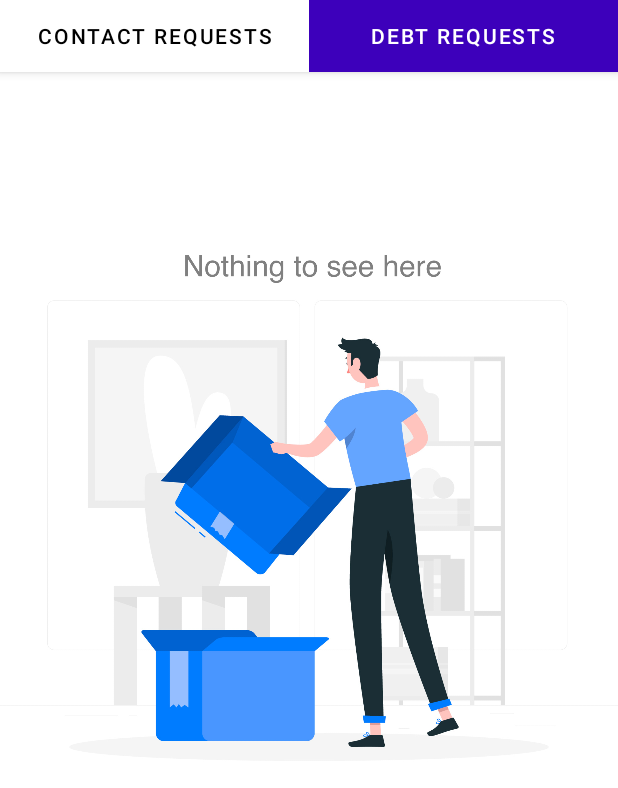
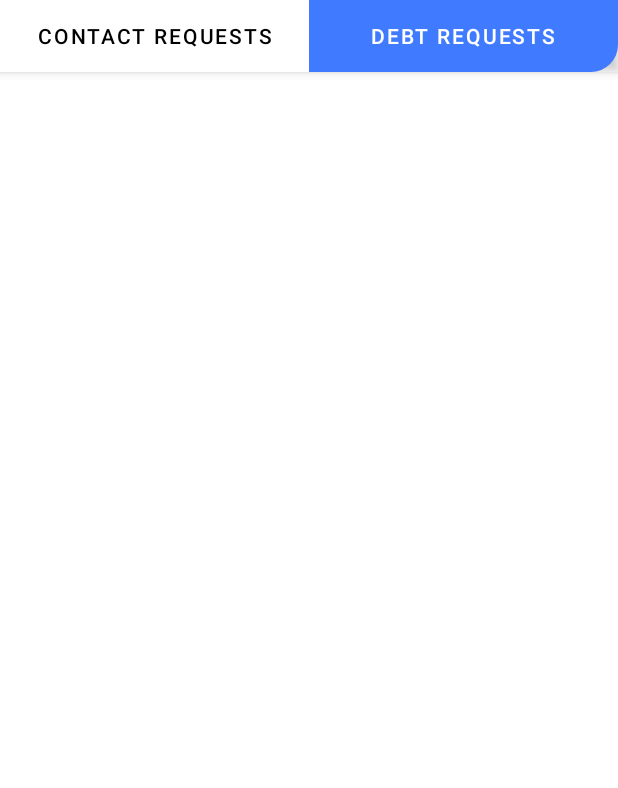
Before and after one commit to FatiGurqiti/Neutro, an Android app: the ContactRequests screen opened directly, with no data from a screen before it, on a phone screen of 412 x 824 dp. Shown: the top 788 px of the screen. Run offline under Robolectric (Android 15) with nearby library versions, the phone set to English and light mode, and no system bars; our stand-ins replace Firebase (no records; nobody signed in at launch, a user with empty details on screens opened directly).

Commit message:
Fix showing empty background on requests

```diff
--- a/app/src/main/res/layout/activity_notifications.xml
+++ b/app/src/main/res/layout/activity_notifications.xml
@@ -9,13 +9,15 @@
     <com.google.android.material.appbar.AppBarLayout
         android:layout_width="match_parent"
         android:layout_height="wrap_content"
-        android:theme="@style/Theme.OdeVersion2.AppBarOverlay">
+        android:theme="@style/Theme.OdeVersion2.AppBarOverlay"
+        android:background="@android:color/transparent"
+        >
 
         <com.google.android.material.tabs.TabLayout
             android:id="@+id/tabs"
             android:layout_width="match_parent"
             android:layout_height="wrap_content"
-            android:background="#3D00BB"
+            android:background="@drawable/tab_background"
             app:tabGravity="fill"
             app:tabIndicatorColor="@color/white"
             app:tabIndicatorGravity="stretch"
--- a/app/src/main/res/layout/contact_requests_fragment.xml
+++ b/app/src/main/res/layout/contact_requests_fragment.xml
@@ -10,6 +10,7 @@
         android:layout_width="match_parent"
         android:layout_height="match_parent"
         android:src="@drawable/nothing"
+        android:visibility="invisible"
         android:layout_marginBottom="150dp"/>
 
 
@@ -27,6 +28,7 @@
             android:layout_width="wrap_content"
             android:layout_height="wrap_content"
             android:orientation="vertical"
+            android:visibility="invisible"
             >
 
         </RelativeLayout>
```
